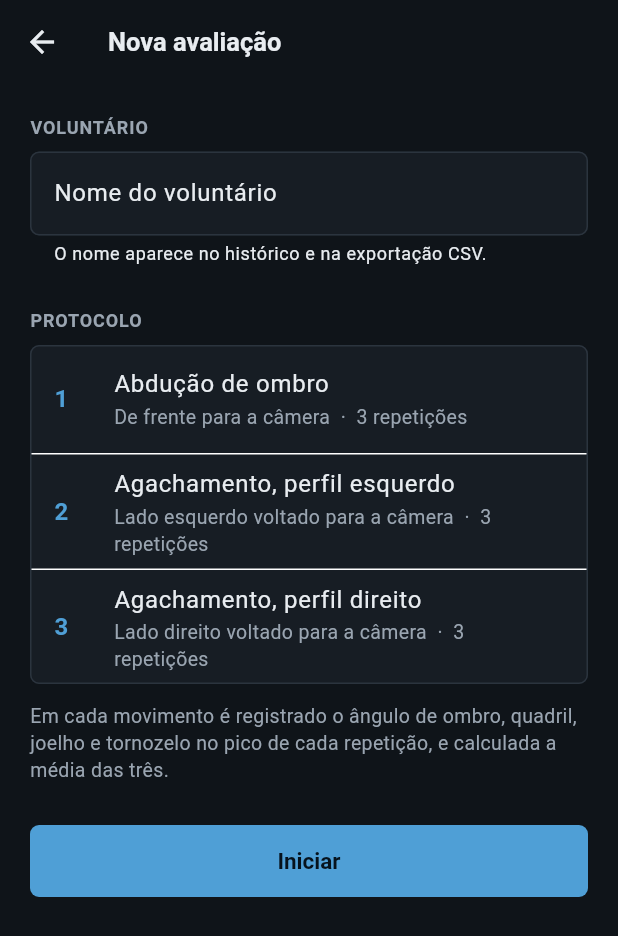
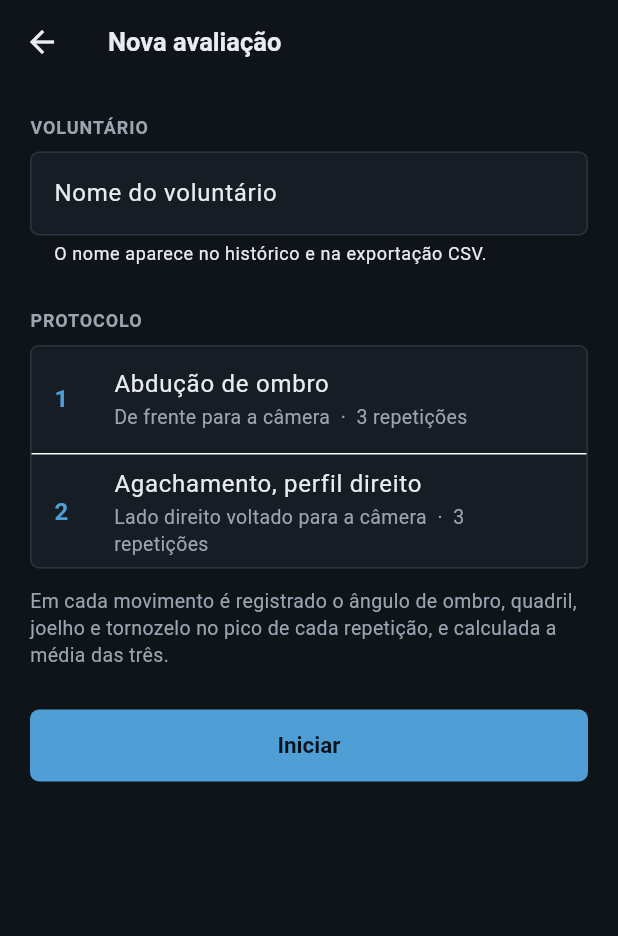
Before and after one commit to luisciaramicoli/teste-movimento, a Flutter app: the screen it shows after launch, after a tap on "Nova avaliação", on a phone screen of 412 x 824 dp. Shown: the top 936 px of the screen. Run offline on Flutter 3.47's test engine with Material 3 defaults, Android fonts, the phone set to English and light mode, and no system bars; our stand-ins replace camera, fl_chart, flutter_tts, shared_preferences; missing offline and left inert: camera_android, camera_platform_interface, google_mlkit_commons.

Commit message:
feat(mobile): agachamento só lado direito, avaliação contínua com instruções por voz
- Remove o agachamento de perfil esquerdo do protocolo
- Movimentos em sequência, sem tela de resultado entre eles
- Orientação falada (flutter_tts 4.0.2) com botão de silenciar
- Remove serviço TFLite/MoveNet não utilizado

```diff
--- a/mobile_app/lib/models/assessment_models.dart
+++ b/mobile_app/lib/models/assessment_models.dart
@@ -52,6 +52,9 @@ class MovementSpec {
   final String viewLabel;
   final CaptureView view;
   final String instruction;
+
+  /// Orientação falada: posição inicial, execução correta e erros a evitar.
+  final String voiceGuide;
   final int repetitions;
   final List<String> joints;
 
@@ -61,6 +64,7 @@ class MovementSpec {
     required this.viewLabel,
     required this.view,
     required this.instruction,
+    required this.voiceGuide,
     required this.joints,
     this.repetitions = 3,
   });
@@ -76,18 +80,13 @@ const List<MovementSpec> kProtocolMovements = [
         'Fique de frente para a câmera, em pé, com os braços ao lado do corpo. '
         'Eleve os dois braços lateralmente até a altura dos ombros e retorne. '
         'Realize 3 repetições.',
+    voiceGuide:
+        'Fique de frente para a câmera, em pé, com os pés na largura dos ombros '
+        'e os braços ao lado do corpo. Mantenha o tronco parado e os cotovelos '
+        'estendidos. Eleve os dois braços para os lados, até a altura dos ombros, '
+        'sem passar disso. Desça devagar, sem balançar o corpo. '
+        'Faça três repetições.',
     joints: kFrontalJoints,
-  ),
-  MovementSpec(
-    id: 'agachamento_perfil_esq',
-    title: 'Agachamento, perfil esquerdo',
-    viewLabel: 'Lado esquerdo voltado para a câmera',
-    view: CaptureView.profileLeft,
-    instruction:
-        'Posicione-se de perfil, com o lado esquerdo voltado para a câmera. '
-        'Estenda os braços à frente e agache até a profundidade confortável, '
-        'depois retorne. Realize 3 repetições.',
-    joints: kLeftJoints,
   ),
   MovementSpec(
     id: 'agachamento_perfil_dir',
@@ -98,6 +97,12 @@ const List<MovementSpec> kProtocolMovements = [
         'Posicione-se de perfil, com o lado direito voltado para a câmera. '
         'Estenda os braços à frente e agache até a profundidade confortável, '
         'depois retorne. Realize 3 repetições.',
+    voiceGuide:
+        'Vire de lado, com o lado direito voltado para a câmera. Pés na largura '
+        'dos ombros e braços estendidos à frente. Leve o quadril para trás e '
+        'dobre os joelhos, mantendo as costas retas, os calcanhares no chão e os '
+        'joelhos alinhados com os pés. Desça até a profundidade confortável e '
+        'suba devagar. Faça três repetições.',
     joints: kRightJoints,
   ),
 ];
--- a/mobile_app/lib/views/home_screen.dart
+++ b/mobile_app/lib/views/home_screen.dart
@@ -26,7 +26,7 @@ class HomeScreen extends StatelessWidget {
                   style: AppText.muted),
               const SizedBox(height: 32),
               const Divider(height: 1),
-              const _Row('Movimentos', 'Abdução de ombro; agachamento (perfil esquerdo e direito)'),
+              const _Row('Movimentos', 'Abdução de ombro; agachamento (perfil direito)'),
               const Divider(height: 1),
               const _Row('Repetições', '3 por movimento, com média por articulação'),
               const Divider(height: 1),
--- a/mobile_app/pubspec.yaml
+++ b/mobile_app/pubspec.yaml
@@ -17,6 +17,7 @@ dependencies:
   camera_android: ^0.10.10
   camera_platform_interface: ^2.10.0
   shared_preferences: ^2.5.3
+  flutter_tts: 4.0.2
 
 dev_dependencies:
   flutter_test:
@@ -31,4 +32,3 @@ flutter:
   uses-material-design: true
   assets:
     - assets/gifs/
-    - assets/models/
```
Also changed, not shown: mobile_app/lib/services/voice_service.dart (added, +57 -0 lines), mobile_app/lib/views/assessment_screen.dart (+35 -54 lines), mobile_app/pubspec.lock, 1 other file.
